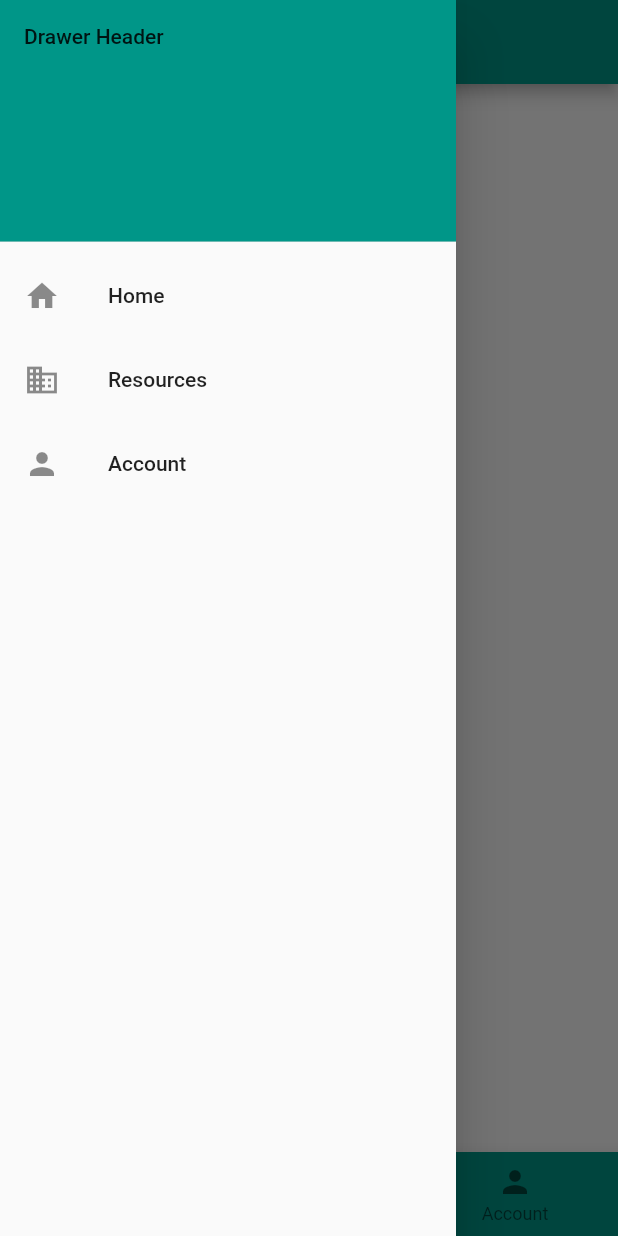
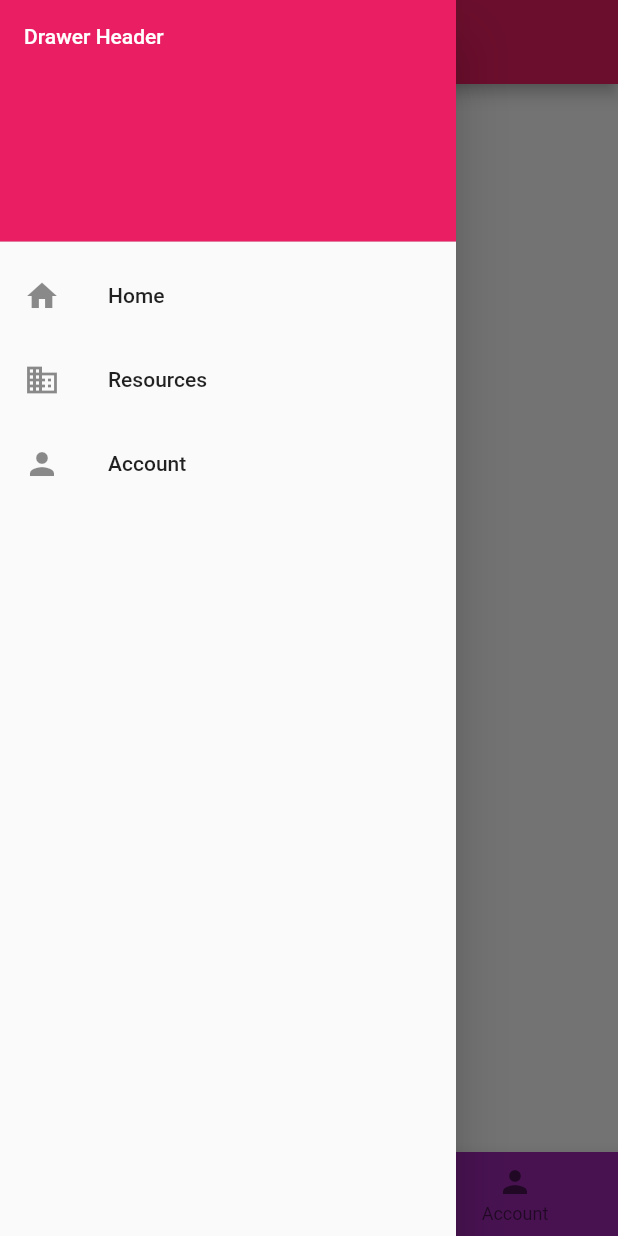
Before and after one commit to juandozuna/flutter-course, a Flutter app: the screen it shows after launch, with the side drawer open, on a phone screen of 412 x 824 dp. Run offline on Flutter 3.47's test engine with Material 2 defaults, Android fonts, the phone set to English and light mode, and no system bars; our stand-ins replace device_preview, equatable, form_field_validator, get_it, sqflite, tinycolor2; accounts and stored records are empty.

Commit message:
Minor changes
Signed-off-by: Juan Daniel Ozuna <juandanielozuna2@gmail.com>

```diff
--- a/section_5/lib/main.dart
+++ b/section_5/lib/main.dart
@@ -14,9 +14,9 @@ class MyApp extends StatelessWidget {
     return MaterialApp(
       title: 'Flutter Demo',
       theme: ThemeData(
-        primarySwatch: Colors.teal,
+        primarySwatch: Colors.pink,
         bottomNavigationBarTheme: const BottomNavigationBarThemeData(
-          backgroundColor: Colors.teal,
+          backgroundColor: Colors.purple,
           selectedItemColor: Colors.white,
         ),
       ),
--- a/section_5/lib/widgets/app_drawer.dart
+++ b/section_5/lib/widgets/app_drawer.dart
@@ -8,11 +8,14 @@ class AppDrawer extends StatelessWidget {
     return Drawer(
       child: ListView(
         children: <Widget>[
-          const DrawerHeader(
+          DrawerHeader(
             decoration: BoxDecoration(
-              color: Colors.teal,
+              color: Theme.of(context).primaryColor,
             ),
-            child: Text('Drawer Header'),
+            child: Text(
+              'Drawer Header',
+              style: Theme.of(context).primaryTextTheme.bodyText1,
+            ),
           ),
           ListTile(
             leading: const Icon(Icons.home),
```
